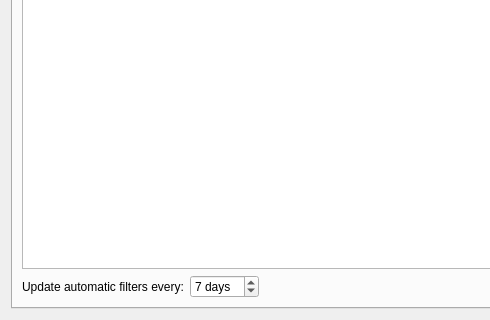
Before: the Qt Designer form src/settings/settings_adblock.ui in KDE/rekonq, drawn with Qt 5; both pictures show x 0 to 490 and y 187 to 507 of the 601 by 507 pixel window.
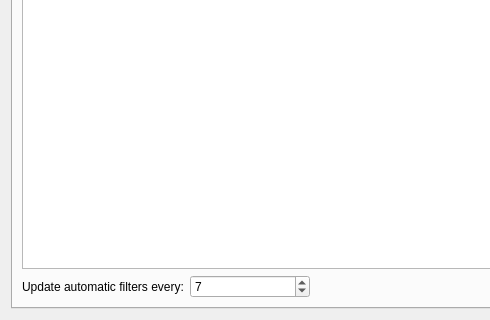
After: the same form once the commit is applied. Custom widgets are drawn as their Qt base class.

Commit message: Use KIntSpinBox together with plural aware setSuffix instead of static QSpinBox suffix.

The edit to the form file:
```diff
--- a/src/settings/settings_adblock.ui
+++ b/src/settings/settings_adblock.ui
@@ -66,9 +66,15 @@
           </widget>
          </item>
          <item>
-          <widget class="QSpinBox" name="spinBox">
+          <widget class="KIntSpinBox" name="spinBox">
+           <property name="minimumSize">
+            <size>
+             <width>120</width>
+             <height>0</height>
+            </size>
+           </property>
            <property name="suffix">
-            <string> days</string>
+            <string/>
            </property>
            <property name="value">
             <number>7</number>
@@ -160,6 +166,11 @@
    <extends>QListWidget</extends>
    <header>klistwidget.h</header>
   </customwidget>
+  <customwidget>
+   <class>KIntSpinBox</class>
+   <extends>QSpinBox</extends>
+   <header>knuminput.h</header>
+  </customwidget>
   <customwidget>
    <class>KLineEdit</class>
    <extends>QLineEdit</extends>
```
The commit also changes 1 other file.
